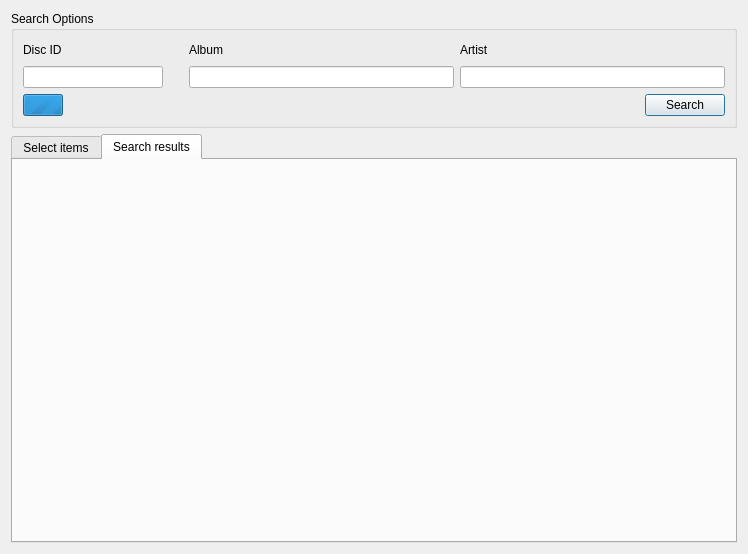
Qt form ui/tagsearchdialog.ui (sjuvonen/coquillo) before a commit.
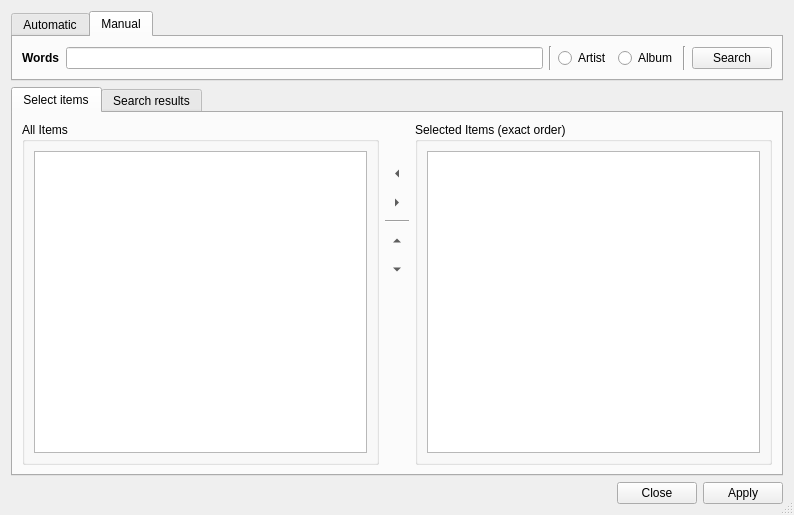
The same form after that commit. The open tabs and pages were chosen to show the change.

What changed in the file:
```diff
--- a/ui/tagsearchdialog.ui
+++ b/ui/tagsearchdialog.ui
@@ -6,127 +6,50 @@
    <rect>
     <x>0</x>
     <y>0</y>
-    <width>748</width>
-    <height>554</height>
+    <width>794</width>
+    <height>515</height>
    </rect>
   </property>
   <property name="windowTitle">
    <string>Search Tags Online</string>
   </property>
-  <layout class="QVBoxLayout" name="verticalLayout_5">
-   <item>
-    <widget class="QGroupBox" name="groupBox_3">
-     <property name="title">
-      <string>Search Options</string>
-     </property>
-     <layout class="QVBoxLayout" name="verticalLayout_4">
-      <item>
-       <layout class="QGridLayout" name="gridLayout">
-        <item row="0" column="0">
-         <widget class="QLabel" name="label">
-          <property name="text">
-           <string>Disc ID</string>
-          </property>
-         </widget>
-        </item>
-        <item row="0" column="1">
-         <spacer name="horizontalSpacer_2">
-          <property name="orientation">
-           <enum>Qt::Horizontal</enum>
-          </property>
-          <property name="sizeType">
-           <enum>QSizePolicy::Fixed</enum>
-          </property>
-          <property name="sizeHint" stdset="0">
-           <size>
-            <width>20</width>
-            <height>20</height>
-           </size>
-          </property>
-         </spacer>
-        </item>
-        <item row="0" column="2">
-         <widget class="QLabel" name="label_2">
-          <property name="text">
-           <string>Album</string>
-          </property>
-         </widget>
-        </item>
-        <item row="0" column="3">
-         <widget class="QLabel" name="label_3">
-          <property name="text">
-           <string>Artist</string>
-          </property>
-         </widget>
-        </item>
-        <item row="1" column="0">
-         <widget class="QLineEdit" name="lineEdit">
-          <property name="maximumSize">
-           <size>
-            <width>140</width>
-            <height>16777215</height>
-           </size>
-          </property>
-          <property name="maxLength">
-           <number>20</number>
-          </property>
-          <property name="readOnly">
+  <property name="sizeGripEnabled">
            <bool>true</bool>
           </property>
-         </widget>
-        </item>
-        <item row="1" column="2">
-         <widget class="QLineEdit" name="lineEdit_2">
-          <property name="clearButtonEnabled">
-           <bool>true</bool>
-          </property>
-         </widget>
-        </item>
-        <item row="1" column="3">
-         <widget class="QLineEdit" name="lineEdit_3">
-          <property name="clearButtonEnabled">
-           <bool>true</bool>
-          </property>
-         </widget>
-        </item>
-       </layout>
-      </item>
+  <layout class="QVBoxLayout" name="verticalLayout_7">
       <item>
-       <layout class="QHBoxLayout" name="horizontalLayout_2">
-        <item>
-         <widget class="QProgressBar" name="progressBar">
+    <widget class="QTabWidget" name="tabWidget">
           <property name="sizePolicy">
-           <sizepolicy hsizetype="Fixed" vsizetype="Fixed">
+      <sizepolicy hsizetype="Expanding" vsizetype="Preferred">
             <horstretch>0</horstretch>
             <verstretch>0</verstretch>
            </sizepolicy>
           </property>
-          <property name="maximumSize">
-           <size>
-            <width>40</width>
-            <height>16777215</height>
-           </size>
-          </property>
-          <property name="baseSize">
-           <size>
-            <width>40</width>
-            <height>0</height>
-           </size>
-          </property>
-          <property name="maximum">
+     <property name="currentIndex">
            <number>0</number>
           </property>
-          <property name="value">
-           <number>0</number>
-          </property>
-          <property name="textVisible">
-           <bool>false</bool>
-          </property>
-          <property name="invertedAppearance">
-           <bool>false</bool>
-          </property>
-          <property name="format">
-           <string notr="true">...</string>
+     <widget class="QWidget" name="tab">
+      <attribute name="title">
+       <string>Automatic</string>
+      </attribute>
+      <layout class="QHBoxLayout" name="horizontalLayout">
+       <item>
+        <widget class="QLabel" name="label">
+         <property name="font">
+          <font>
+           <weight>75</weight>
+           <bold>true</bold>
+          </font>
+         </property>
+         <property name="text">
+          <string>Search by album ID</string>
+         </property>
+        </widget>
+       </item>
+       <item>
+        <widget class="QLabel" name="label_2">
+         <property name="text">
+          <string>--</string>
           </property>
          </widget>
         </item>
@@ -137,7 +60,7 @@
           </property>
           <property name="sizeHint" stdset="0">
            <size>
-            <width>218</width>
+           <width>485</width>
             <height>20</height>
            </size>
           </property>
@@ -154,28 +77,94 @@
          </widget>
         </item>
        </layout>
+     </widget>
+     <widget class="QWidget" name="tab_2">
+      <attribute name="title">
+       <string>Manual</string>
+      </attribute>
+      <layout class="QHBoxLayout" name="horizontalLayout_2">
+       <item>
+        <widget class="QLabel" name="label_3">
+         <property name="font">
+          <font>
+           <weight>75</weight>
+           <bold>true</bold>
+          </font>
+         </property>
+         <property name="text">
+          <string>Words</string>
+         </property>
+        </widget>
+       </item>
+       <item>
+        <widget class="QLineEdit" name="lineEdit"/>
+       </item>
+       <item>
+        <widget class="Line" name="line_5">
+         <property name="orientation">
+          <enum>Qt::Vertical</enum>
+         </property>
+        </widget>
+       </item>
+       <item>
+        <widget class="QRadioButton" name="radioButton">
+         <property name="text">
+          <string>Artist</string>
+         </property>
+         <attribute name="buttonGroup">
+          <string notr="true">searchCategory</string>
+         </attribute>
+        </widget>
+       </item>
+       <item>
+        <widget class="QRadioButton" name="radioButton_2">
+         <property name="text">
+          <string>Album</string>
+         </property>
+         <attribute name="buttonGroup">
+          <string notr="true">searchCategory</string>
+         </attribute>
+        </widget>
+       </item>
+       <item>
+        <widget class="Line" name="line_2">
+         <property name="orientation">
+          <enum>Qt::Vertical</enum>
+         </property>
+        </widget>
+       </item>
+       <item>
+        <widget class="QPushButton" name="pushButton_2">
+         <property name="text">
+          <string>Search</string>
+         </property>
+        </widget>
       </item>
      </layout>
     </widget>
+    </widget>
    </item>
    <item>
-    <widget class="QTabWidget" name="tabWidget">
+    <widget class="QTabWidget" name="tabWidget_2">
+     <property name="tabPosition">
+      <enum>QTabWidget::North</enum>
+     </property>
      <property name="currentIndex">
       <number>0</number>
      </property>
-     <widget class="QWidget" name="tab">
+     <widget class="QWidget" name="tab_5">
       <attribute name="title">
        <string>Select items</string>
       </attribute>
-      <layout class="QHBoxLayout" name="horizontalLayout">
+      <layout class="QHBoxLayout" name="horizontalLayout_4">
        <item>
-        <widget class="QGroupBox" name="groupBox">
+        <widget class="QGroupBox" name="groupBox_3">
          <property name="title">
           <string>All Items</string>
          </property>
-         <layout class="QVBoxLayout" name="verticalLayout">
+         <layout class="QVBoxLayout" name="verticalLayout_4">
           <item>
-           <widget class="QTableView" name="tableView">
+           <widget class="QTableView" name="tableView_3">
             <property name="editTriggers">
              <set>QAbstractItemView::NoEditTriggers</set>
             </property>
@@ -200,9 +189,9 @@
         </widget>
        </item>
        <item>
-        <layout class="QVBoxLayout" name="verticalLayout_3">
+        <layout class="QVBoxLayout" name="verticalLayout_5">
          <item>
-          <spacer name="verticalSpacer">
+          <spacer name="verticalSpacer_3">
            <property name="orientation">
             <enum>Qt::Vertical</enum>
            </property>
@@ -218,7 +207,7 @@
           </spacer>
          </item>
          <item>
-          <widget class="QToolButton" name="toolButton">
+          <widget class="QToolButton" name="toolButton_5">
            <property name="toolTip">
             <string>Unselect item</string>
            </property>
@@ -234,7 +223,7 @@
           </widget>
          </item>
          <item>
-          <widget class="QToolButton" name="toolButton_2">
+          <widget class="QToolButton" name="toolButton_6">
            <property name="toolTip">
             <string>Select item</string>
            </property>
@@ -250,14 +239,14 @@
           </widget>
          </item>
          <item>
-          <widget class="Line" name="line_2">
+          <widget class="Line" name="line_4">
            <property name="orientation">
             <enum>Qt::Horizontal</enum>
            </property>
           </widget>
          </item>
          <item>
-          <widget class="QToolButton" name="toolButton_3">
+          <widget class="QToolButton" name="toolButton_7">
            <property name="toolTip">
             <string>Move up in order</string>
            </property>
@@ -273,7 +262,7 @@
           </widget>
          </item>
          <item>
-          <widget class="QToolButton" name="toolButton_4">
+          <widget class="QToolButton" name="toolButton_8">
            <property name="toolTip">
             <string>Move down in order</string>
            </property>
@@ -289,7 +278,7 @@
           </widget>
          </item>
          <item>
-          <spacer name="verticalSpacer_2">
+          <spacer name="verticalSpacer_4">
            <property name="orientation">
             <enum>Qt::Vertical</enum>
            </property>
@@ -304,7 +293,7 @@
         </layout>
        </item>
        <item>
-        <widget class="QGroupBox" name="groupBox_2">
+        <widget class="QGroupBox" name="groupBox_4">
          <property name="title">
           <string>Selected Items (exact order)</string>
          </property>
@@ -339,13 +328,23 @@
        </item>
       </layout>
      </widget>
-     <widget class="QWidget" name="tab_2">
+     <widget class="QWidget" name="tab_6">
       <attribute name="title">
        <string>Search results</string>
       </attribute>
      </widget>
     </widget>
    </item>
+   <item>
+    <widget class="QDialogButtonBox" name="buttonBox">
+     <property name="orientation">
+      <enum>Qt::Horizontal</enum>
+     </property>
+     <property name="standardButtons">
+      <set>QDialogButtonBox::Apply|QDialogButtonBox::Close</set>
+     </property>
+    </widget>
+   </item>
   </layout>
  </widget>
  <resources/>
```
Left out of the diff: 49 changed lines with no effect on the pictures. Lines whose indentation alone changed are shown as unchanged.
